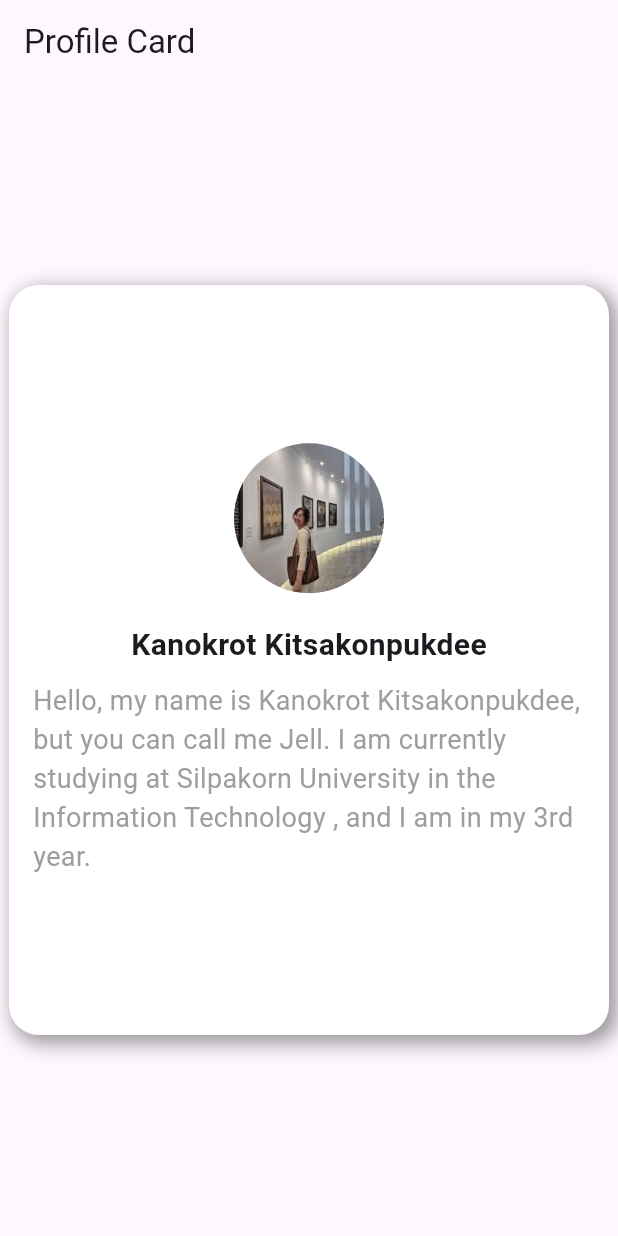
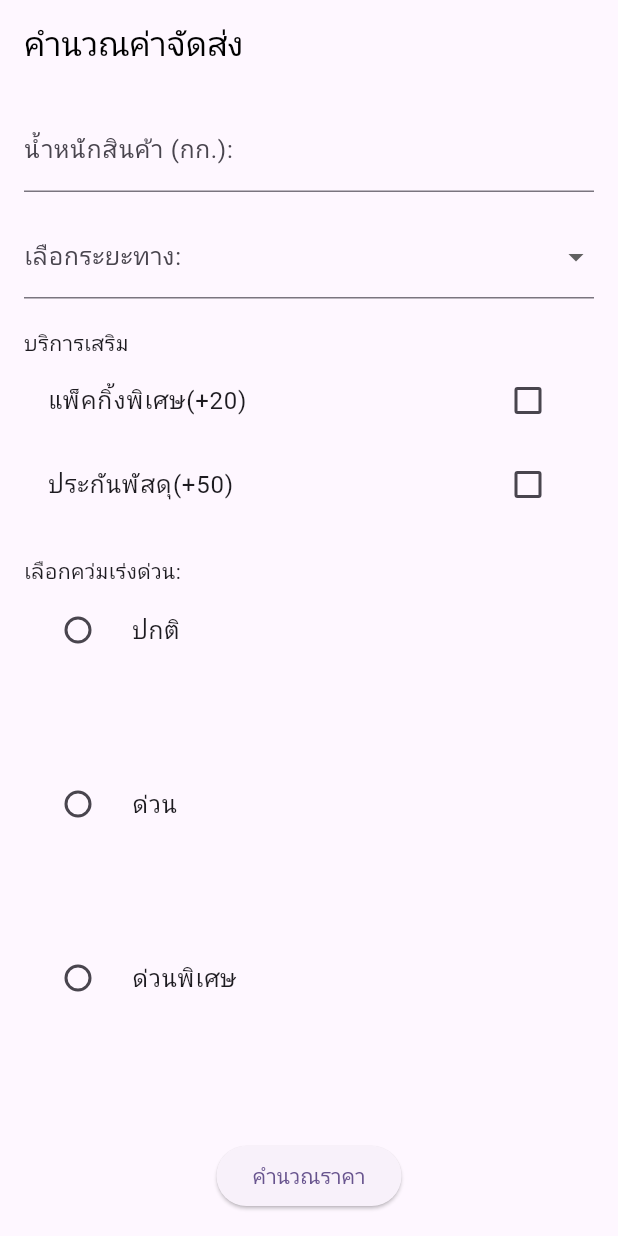
Before and after one commit to Kanokrot19/final_exam_650710666, a Flutter app: the screen it shows after launch, on a phone screen of 412 x 824 dp. Run offline on Flutter 3.47's test engine with Material 3 defaults, Android fonts, the light colour scheme and no system bars.

Commit message:
final_exam650710666

```diff
--- /dev/null
+++ b/lib/answer2.dart
@@ -0,0 +1,144 @@
+import 'package:flutter/material.dart';
+
+class Answer2 extends StatefulWidget {
+  const Answer2({super.key});
+
+  @override
+  State<Answer2> createState() => _Answer2State();
+}
+
+class _Answer2State extends State<Answer2> {
+  double product_w = 0;
+  String r1 = "1";
+  String r2 = "2";
+  String r3 = "3";
+  double service1 = 20;
+  double service2 = 50;
+double count = 0;
+
+  void price(){
+    if (product_w == 2 && r2 == "2") {
+    count = 2*15;
+
+    }
+  }
+
+  final _formKey = GlobalKey<FormState>();
+  String? s1 = '1';
+  String? s2 = '2';
+  String? s3 = '3';
+  String? _selectedItem;
+  bool _isChecked = false;
+  bool _isChecked2 = false;
+  @override
+  Widget build(BuildContext context) {
+    return Scaffold(
+        appBar: AppBar(
+          title: const Text('คำนวณค่าจัดส่ง',
+              style: TextStyle(color: Colors.black)),
+        ),
+        body: Form(
+            key: _formKey,
+            child: Padding(
+                padding: EdgeInsets.all(16),
+                child: Column(
+                    crossAxisAlignment: CrossAxisAlignment.start,
+                    children: [
+                      TextFormField(
+                        decoration: const InputDecoration(
+                            labelText: 'น้ำหนักสินค้า (กก.):'),
+                        validator: (value) {
+                          if (value == null || value.isEmpty) {
+                            return 'Please enter your name';
+                          }
+                          return null;
+                        },
+                      ),
+                      SizedBox(
+                        height: 15,
+                      ),
+                      DropdownButtonFormField<String>(
+                        decoration:
+                            const InputDecoration(labelText: 'เลือกระยะทาง:'),
+                        value: _selectedItem,
+                        items: ['ในเมือง', 'ต่างจังหวัด', 'ต่างประเทศ']
+                            .map((item) => DropdownMenuItem(
+                                value: item, child: Text(item)))
+                            .toList(),
+                        onChanged: (value) {
+                          _selectedItem = value;
+                        },
+                        validator: (value) =>
+                            value == null ? 'เลือกระยะทางที่จะส่ง' : null,
+                      ),
+                      const SizedBox(height: 20),
+                      Text("บริการเสริม"),
+                      CheckboxListTile(
+                        title: const Text('แพ็คกิ้งพิเศษ(+20)'),
+                        value: _isChecked,
+                        onChanged: (value) {
+                          setState(() {
+                            _isChecked = value!;
+                          });
+                        },
+                      ),
+                      CheckboxListTile(
+                        title: const Text('ประกันพัสดุ(+50)'),
+                        value: _isChecked2,
+                        onChanged: (value) {
+                          setState(() {
+                            _isChecked2 = value!;
+                          });
+                        },
+                      ),
+
+
+                      const SizedBox(height: 20),
+                      Text("เลือกคว่มเร่งด่วน:"),
+
+                    Expanded(
+                      child: RadioListTile(
+                        title: Text('ปกติ'),
+                        value: 'ปกติ',
+                        groupValue: s1,
+                        onChanged: (value) {
+                          setState(() {
+                            s1 = value.toString();
+                          });
+                        },
+                      ),
+                    ),
+
+                    Expanded(
+                      child: RadioListTile(
+                        title: Text('ด่วน'),
+                        value: 'ด่วน',
+                        groupValue: s2,
+                        onChanged: (value) {
+                          setState(() {
+                            s2 = value.toString();
+                          });
+                        },
+                      ),
+                    ),
+                    Expanded(
+                      child: RadioListTile(
+                        title: Text('ด่วนพิเศษ'),
+                        value: 'ด่วนพิเศษ',
+                        groupValue: s3,
+                        onChanged: (value) {
+                          setState(() {
+                            s3 = value.toString();
+                          });
+                        },
+                      ),
+                    ),
+                    SizedBox(height: 20,),
+                Center(child: ElevatedButton(onPressed: () {}, child: Text("คำนวณราคา")),),
+
+
+
+
+                    ]))));
+  }
+}
--- a/lib/main.dart
+++ b/lib/main.dart
@@ -1,5 +1,7 @@
 import 'package:flutter/material.dart';
 import 'profile.dart';
+import 'answer1.dart';
+import 'answer2.dart';
 
 void main() {
   runApp(const MyApp());
@@ -17,7 +19,7 @@ class MyApp extends StatelessWidget {
         colorScheme: ColorScheme.fromSeed(seedColor: Colors.deepPurple),
         useMaterial3: true,
       ),
-      home: const ProfileCard(),
+      home: const Answer2(),
     );
   }
 }
@@ -28,32 +30,32 @@ class ProfileCard extends StatelessWidget {
   @override
   Widget build(BuildContext context) {
     return Scaffold(
-      appBar: AppBar(title: const Text("Profile Card")),
+      appBar: AppBar(
+          title: const Text('โปรไฟล์ผู้ใช้',
+              style: TextStyle(color: Colors.black)),
+          backgroundColor: const Color.fromARGB(255, 56, 147, 217)),
       body: Center(
         child: Container(
-          height: 500,
-          width: 400,
+          //height: 500,
+          //width: 400,
           padding: const EdgeInsets.all(16),
           decoration: BoxDecoration(
-            color: Colors.white,
             borderRadius: BorderRadius.circular(20),
-            boxShadow: [
-              BoxShadow(
-                color: Colors.black38,
-                blurRadius: 10,
-                spreadRadius: 2,
-                offset: const Offset(4, 4),
-              ),
-            ],
           ),
-          child: Profile(
-            name: "Kanokrot Kitsakonpukdee",
-            description: "Hello, my name is Kanokrot Kitsakonpukdee, but you can call me Jell. I am currently studying at Silpakorn University in the Information Technology , and I am in my 3rd year.",
-            imageUrl:
-                "assets/images/Jell.jpg",
+          child: Answer1(
+            name: "ชื่อผู้ใช้: Kanokrot Kitsakonpukdee",
+            email: "อีเมล: kitsakonpukdee_k@su.ac.th",
+            imageUrl: "assets/images/leaf-blue.jpg",
+            setting: "การตั้งค่า",
+            reset_password: "เปลี่ยนรหัสผ่าน",
+            private: "ความเป็นส่วนตัว",
           ),
+
+
         ),
+
       ),
+
     );
   }
 }
```
Also changed, not shown: lib/answer1.dart (added, +106 -0 lines), assets/images/leaf-blue.png (added).
